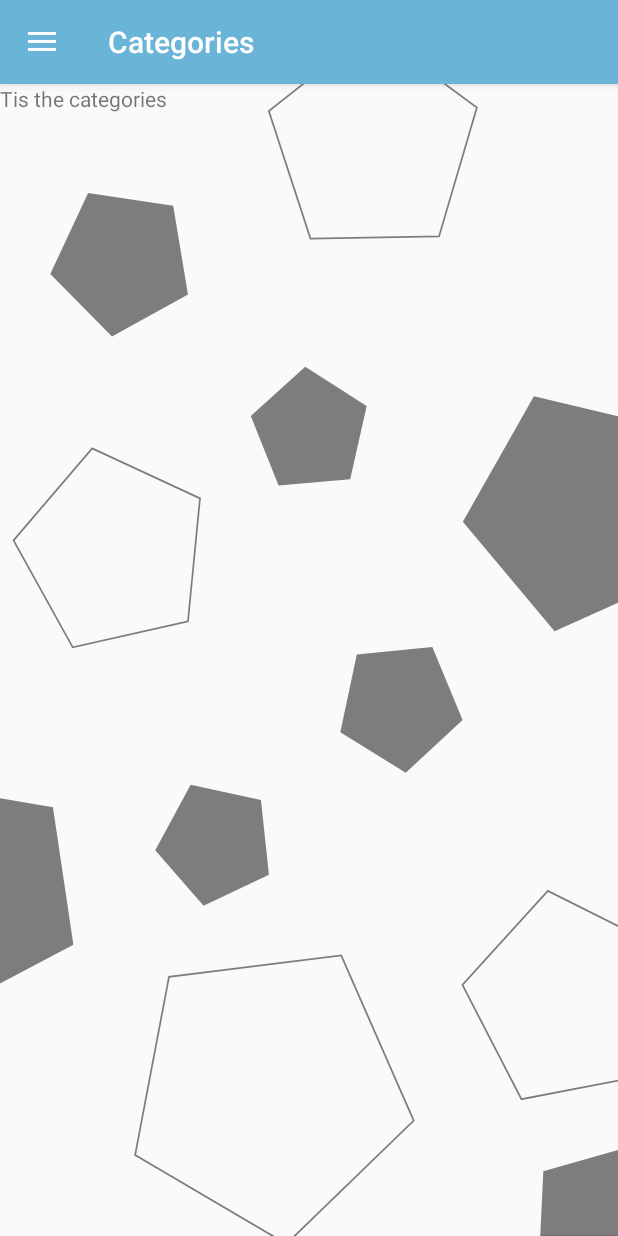
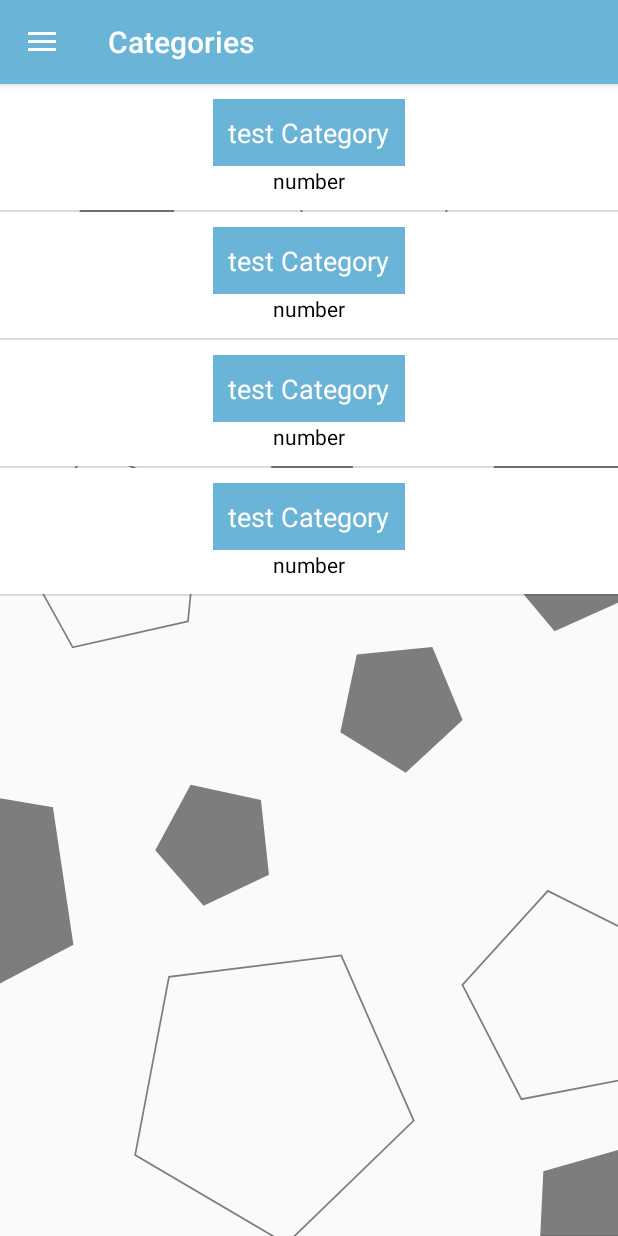
Before and after one commit to Danisco212/SomnangRean, an Android app: the screen it shows after launch (MainActivity), after a tap on "Categories", on a phone screen of 412 x 824 dp. Run offline under Robolectric (Android 15) with nearby library versions, the phone set to English and light mode, and no system bars; 1 other tap on this screen came first.

Commit message:
Categories listview demo

```diff
--- /dev/null
+++ b/app/src/main/java/com/example/somnangrean/Adapters/CategoriesAdapter.java
@@ -0,0 +1,36 @@
+package com.example.somnangrean.Adapters;
+
+import android.app.Activity;
+import android.content.Context;
+import android.view.LayoutInflater;
+import android.view.View;
+import android.view.ViewGroup;
+import android.widget.ArrayAdapter;
+
+import androidx.annotation.NonNull;
+import androidx.annotation.Nullable;
+
+import com.example.somnangrean.Models.Category;
+import com.example.somnangrean.R;
+
+import java.util.ArrayList;
+
+public class CategoriesAdapter extends ArrayAdapter<Category> {
+
+    private Activity context;
+    private ArrayList<Category> categories;
+
+    public CategoriesAdapter(Activity context, ArrayList<Category> categories) {
+        super(context, R.layout.category_list, categories);
+        this.context = context;
+        this.categories = categories;
+    }
+
+    @NonNull
+    @Override
+    public View getView(int position, @Nullable View convertView, @NonNull ViewGroup parent) {
+        LayoutInflater inflater = context.getLayoutInflater();
+        View listView = inflater.inflate(R.layout.category_list, null, false);
+        return listView;
+    }
+}
--- a/app/src/main/java/com/example/somnangrean/Fragments/Categories.java
+++ b/app/src/main/java/com/example/somnangrean/Fragments/Categories.java
@@ -9,10 +9,17 @@ import androidx.fragment.app.Fragment;
 import android.view.LayoutInflater;
 import android.view.View;
 import android.view.ViewGroup;
+import android.widget.ListView;
 
+import com.example.somnangrean.Adapters.CategoriesAdapter;
+import com.example.somnangrean.Models.Category;
 import com.example.somnangrean.R;
 
+import java.util.ArrayList;
+import java.util.zip.Inflater;
+
 public class Categories extends Fragment {
+    private ListView categories;
 
     public Categories() {
         // Required empty public constructor
@@ -27,7 +34,23 @@ public class Categories extends Fragment {
     public View onCreateView(LayoutInflater inflater, ViewGroup container,
                              Bundle savedInstanceState) {
         // Inflate the layout for this fragment
-        return inflater.inflate(R.layout.fragment_categories, container, false);
+        View v = inflater.inflate(R.layout.fragment_categories, container, false);
+        loadCategories(v);
+        return v;
+    }
+
+    private void loadCategories(View view){
+        categories = view.findViewById(R.id.categories);
+        ArrayList<Category> allCategories = new ArrayList<>();
+        Category category = new Category("English", 20);
+        Category category1 = new Category("Math", 20);
+        Category category2 = new Category("Science", 20);
+        Category category3 = new Category("Coding", 20);
+        allCategories.add(category);
+        allCategories.add(category1);
+        allCategories.add(category2);
+        allCategories.add(category3);
+        categories.setAdapter(new CategoriesAdapter(getActivity(), allCategories));
     }
 
 }
--- /dev/null
+++ b/app/src/main/java/com/example/somnangrean/Models/Category.java
@@ -0,0 +1,27 @@
+package com.example.somnangrean.Models;
+
+public class Category {
+    private String name;
+    private int total;
+
+    public Category(String name, int total) {
+        this.name = name;
+        this.total = total;
+    }
+
+    public String getName() {
+        return name;
+    }
+
+    public void setName(String name) {
+        this.name = name;
+    }
+
+    public int getTotal() {
+        return total;
+    }
+
+    public void setTotal(int total) {
+        this.total = total;
+    }
+}
--- /dev/null
+++ b/app/src/main/res/layout/category_list.xml
@@ -0,0 +1,24 @@
+<?xml version="1.0" encoding="utf-8"?>
+<LinearLayout xmlns:android="http://schemas.android.com/apk/res/android"
+    android:layout_width="match_parent"
+    android:layout_height="wrap_content"
+    android:orientation="vertical"
+    android:padding="10dp"
+    android:background="@color/white">
+
+    <TextView
+        android:padding="10dp"
+        android:textSize="18dp"
+        android:layout_width="wrap_content"
+        android:layout_height="wrap_content"
+        android:text="test Category"
+        android:textColor="@color/white"
+        android:background="@color/colorPrimary"
+        android:layout_gravity="center"/>
+    <TextView
+        android:layout_width="wrap_content"
+        android:layout_height="wrap_content"
+        android:textColor="@color/black"
+        android:text="number"
+        android:layout_gravity="center"/>
+</LinearLayout>
--- a/app/src/main/res/layout/fragment_categories.xml
+++ b/app/src/main/res/layout/fragment_categories.xml
@@ -5,9 +5,9 @@
     android:layout_height="match_parent"
     tools:context=".Fragments.Categories">
 
-    <TextView
+    <ListView
         android:layout_width="match_parent"
         android:layout_height="match_parent"
-        android:text="Tis the categories" />
+        android:id="@+id/categories"/>
 
 </FrameLayout>
```
